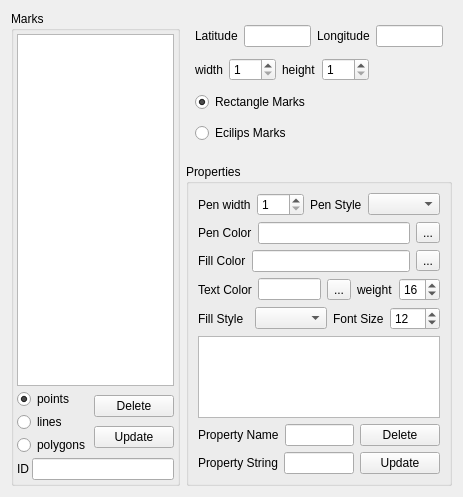
First picture: the form in qtvplugin_geomarker/qtvplugin_geomarker.ui, repository tgut/mercator.qtviewer, before the edit.
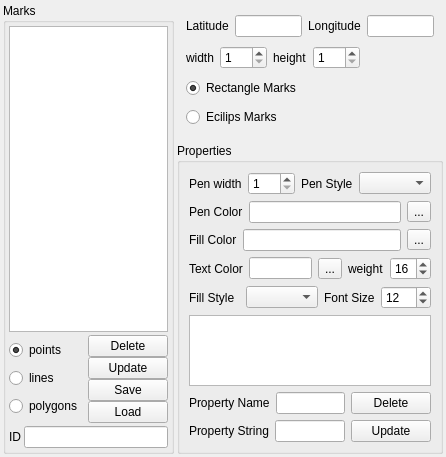
Second picture: the form after the edit.

Commit message: 1. Add a XML loading and saving method, for geomarker. 2. Add a Item clicked event, for  geomarker.

Diff of the .ui file:
```diff
--- a/qtvplugin_geomarker/qtvplugin_geomarker.ui
+++ b/qtvplugin_geomarker/qtvplugin_geomarker.ui
@@ -6,14 +6,29 @@
    <rect>
     <x>0</x>
     <y>0</y>
-    <width>461</width>
-    <height>497</height>
+    <width>446</width>
+    <height>457</height>
    </rect>
   </property>
   <property name="windowTitle">
    <string>Grid</string>
   </property>
   <layout class="QHBoxLayout" name="horizontalLayout_13">
+   <property name="spacing">
+    <number>3</number>
+   </property>
+   <property name="leftMargin">
+    <number>3</number>
+   </property>
+   <property name="topMargin">
+    <number>3</number>
+   </property>
+   <property name="rightMargin">
+    <number>3</number>
+   </property>
+   <property name="bottomMargin">
+    <number>3</number>
+   </property>
    <item>
     <widget class="QGroupBox" name="groupBox">
      <property name="title">
@@ -77,6 +92,9 @@
         </item>
         <item>
          <layout class="QVBoxLayout" name="verticalLayout_3">
+          <property name="spacing">
+           <number>0</number>
+          </property>
           <item>
            <widget class="QPushButton" name="pushButton_del">
             <property name="text">
@@ -91,6 +109,20 @@
             </property>
            </widget>
           </item>
+          <item>
+           <widget class="QPushButton" name="pushButton_save">
+            <property name="text">
+             <string>Save</string>
+            </property>
+           </widget>
+          </item>
+          <item>
+           <widget class="QPushButton" name="pushButton_load">
+            <property name="text">
+             <string>Load</string>
+            </property>
+           </widget>
+          </item>
          </layout>
         </item>
        </layout>
```
The commit also changes 16 other files.
